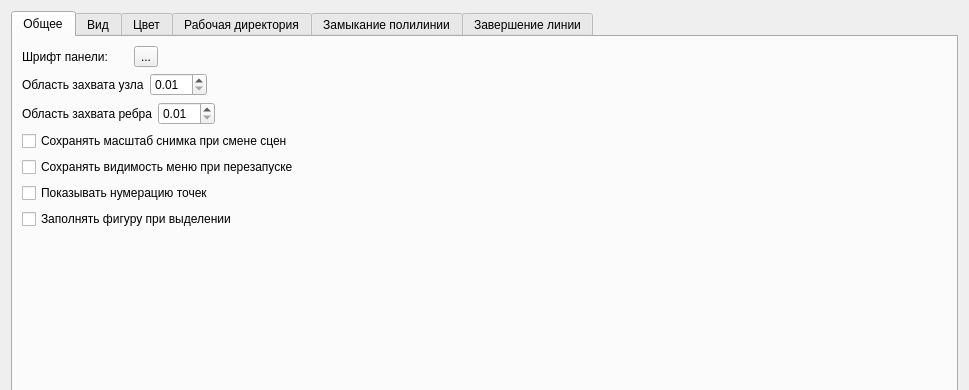
Qt form src/qlabelme/widgets/settings.ui (mariekarelina/QLabelMe) before a commit; both pictures show x 0 to 969 and y 0 to 390 of the 969 by 600 pixel window.
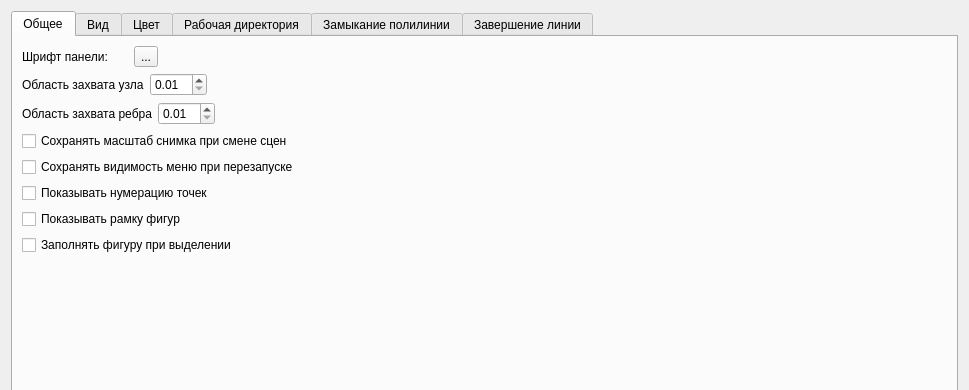
The same form after that commit.

Commit message: Скрыть/показать рамку для всех фигур вынесено в настройки

What changed in the file:
```diff
--- a/src/qlabelme/widgets/settings.ui
+++ b/src/qlabelme/widgets/settings.ui
@@ -174,6 +174,13 @@
          </property>
         </widget>
        </item>
+       <item>
+        <widget class="QCheckBox" name="showSelectionFrame">
+         <property name="text">
+          <string>Показывать рамку фигур</string>
+         </property>
+        </widget>
+       </item>
        <item>
         <widget class="QCheckBox" name="fillShapeWhenSelected">
          <property name="text">
```
The commit also changes 12 other files.
